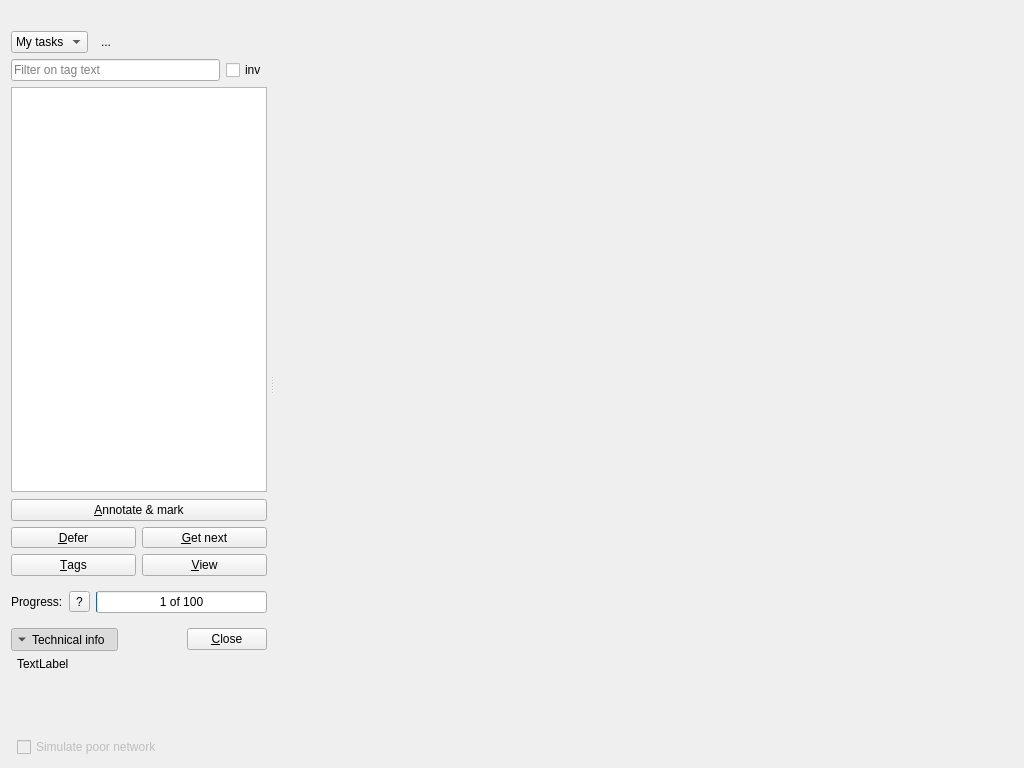
First picture: the form in plomclient/client/ui_files/marker.ui, repository plomgrading/plom-client, before the edit.
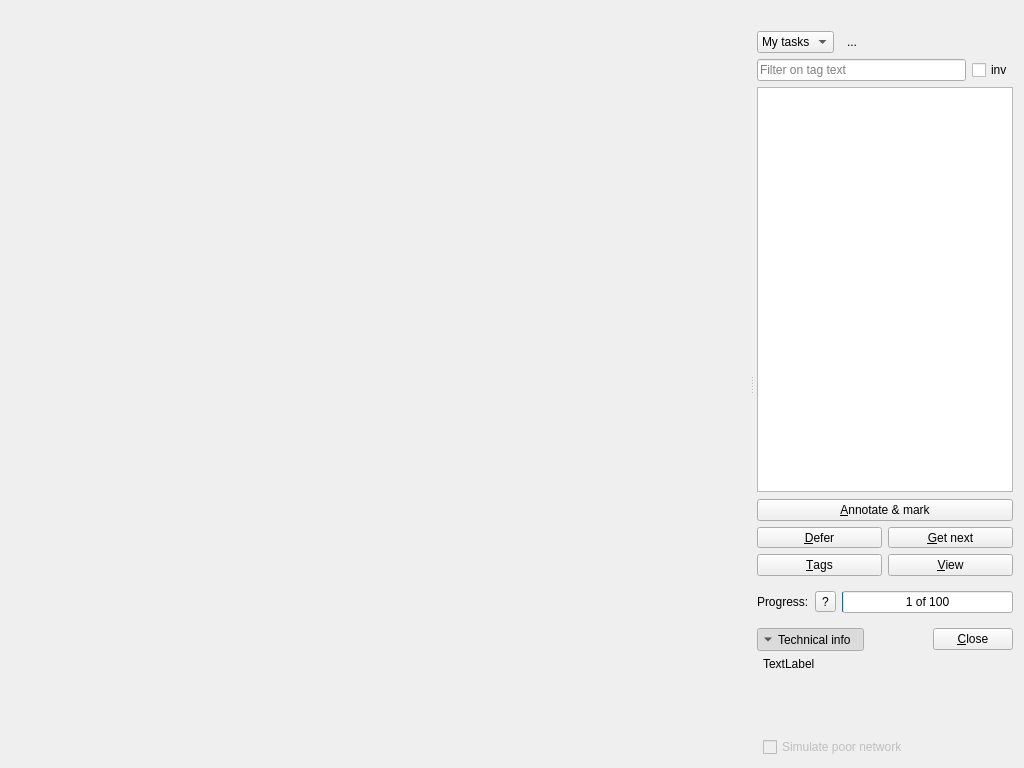
Second picture: the form after the edit. Custom widgets are drawn as their Qt base class.

Commit message: Swap left-right in marker.ui

What changed in the file:
```diff
--- a/plomclient/client/ui_files/marker.ui
+++ b/plomclient/client/ui_files/marker.ui
@@ -32,7 +32,29 @@
      <property name="childrenCollapsible">
       <bool>false</bool>
      </property>
-     <widget class="QFrame" name="frame">
+     <widget class="QFrame" name="paperBox">
+      <property name="sizePolicy">
+       <sizepolicy hsizetype="Expanding" vsizetype="Expanding">
+        <horstretch>10</horstretch>
+        <verstretch>0</verstretch>
+       </sizepolicy>
+      </property>
+      <layout class="QVBoxLayout" name="paperBoxLayout">
+       <property name="leftMargin">
+        <number>0</number>
+       </property>
+       <property name="topMargin">
+        <number>0</number>
+       </property>
+       <property name="rightMargin">
+        <number>0</number>
+       </property>
+       <property name="bottomMargin">
+        <number>0</number>
+       </property>
+      </layout>
+     </widget>
+     <widget class="QFrame" name="taskFrame">
       <property name="sizePolicy">
        <sizepolicy hsizetype="Minimum" vsizetype="Preferred">
         <horstretch>0</horstretch>
@@ -465,28 +487,6 @@
        </item>
       </layout>
      </widget>
-     <widget class="QFrame" name="paperBox">
-      <property name="sizePolicy">
-       <sizepolicy hsizetype="Expanding" vsizetype="Expanding">
-        <horstretch>10</horstretch>
-        <verstretch>0</verstretch>
-       </sizepolicy>
-      </property>
-      <layout class="QVBoxLayout" name="paperBoxLayout">
-       <property name="leftMargin">
-        <number>0</number>
-       </property>
-       <property name="topMargin">
-        <number>0</number>
-       </property>
-       <property name="rightMargin">
-        <number>0</number>
-       </property>
-       <property name="bottomMargin">
-        <number>0</number>
-       </property>
-      </layout>
-     </widget>
     </widget>
    </item>
   </layout>
```
The commit also changes 1 other file.
